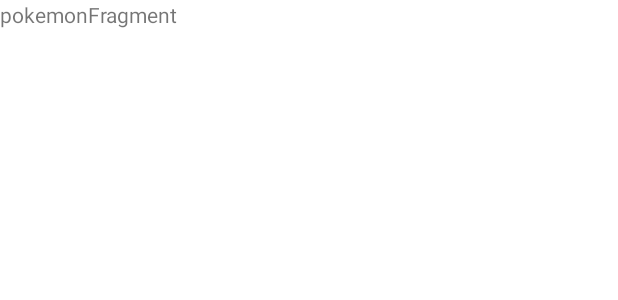
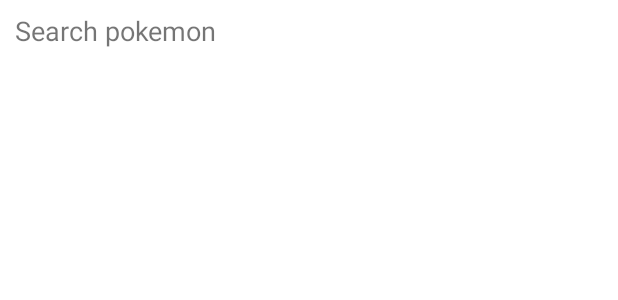
Before and after one commit to ltrejoma97/pokeAppTest, an Android app: the layout fragment_search_pokemon.xml on its own in the app's theme, with its tools: preview values and no code run, on a phone screen of 412 x 824 dp. Shown: the top 300 px of the screen. Run offline under Robolectric (Android 15) with nearby library versions, the phone set to English and light mode, and no system bars.

Commit message:
implement of recycler view

```diff
--- a/app/src/main/res/layout/activity_main.xml
+++ b/app/src/main/res/layout/activity_main.xml
@@ -1,5 +1,6 @@
 <?xml version="1.0" encoding="utf-8"?>
-<androidx.constraintlayout.widget.ConstraintLayout xmlns:android="http://schemas.android.com/apk/res/android"
+<androidx.constraintlayout.widget.ConstraintLayout
+    xmlns:android="http://schemas.android.com/apk/res/android"
     xmlns:app="http://schemas.android.com/apk/res-auto"
     xmlns:tools="http://schemas.android.com/tools"
     android:layout_width="match_parent"
--- a/app/src/main/res/layout/fragment_search_pokemon.xml
+++ b/app/src/main/res/layout/fragment_search_pokemon.xml
@@ -1,14 +1,27 @@
 <?xml version="1.0" encoding="utf-8"?>
-<FrameLayout xmlns:android="http://schemas.android.com/apk/res/android"
+<LinearLayout
+    xmlns:android="http://schemas.android.com/apk/res/android"
     xmlns:tools="http://schemas.android.com/tools"
     android:layout_width="match_parent"
     android:layout_height="match_parent"
-    >
+    android:orientation="vertical">
 
-    <!-- TODO: Update blank fragment layout -->
+
     <TextView
         android:layout_width="match_parent"
-        android:layout_height="match_parent"
-        android:text="pokemonFragment" />
+        android:layout_height="wrap_content"
+        android:text="@string/titlePokemonSearchLayout"
+        android:textSize="18sp"
+        android:layout_marginHorizontal="10dp"
+        android:layout_marginVertical="8dp"/>
 
-</FrameLayout>
+    <androidx.recyclerview.widget.RecyclerView
+        android:id="@+id/pokemonRecyclerViewLayout"
+        android:layout_marginHorizontal="10dp"
+        android:layout_width="match_parent"
+        android:layout_height="wrap_content">
+
+    </androidx.recyclerview.widget.RecyclerView>
+
+
+</LinearLayout>
--- a/app/src/main/res/values/strings.xml
+++ b/app/src/main/res/values/strings.xml
@@ -5,4 +5,6 @@
     <string name="text_home">Home</string>
     <string name="text_pokemon">Pokemon</string>
     <string name="text_settings">Settings</string>
+    <string name="element_text">nombre de pokemon</string>
+    <string name="titlePokemonSearchLayout">Search pokemon</string>
 </resources>
```
Also changed, not shown: app/src/main/java/com/example/pokedex/presentation/adapter/PokemonListAdapter.kt (added, +52 -0 lines), app/src/main/java/com/example/pokedex/presentation/fragments/SearchPokemonFragment.kt (+17 -8 lines), app/src/main/res/layout/pokemon_row_item.xml (added, +15 -0 lines).
